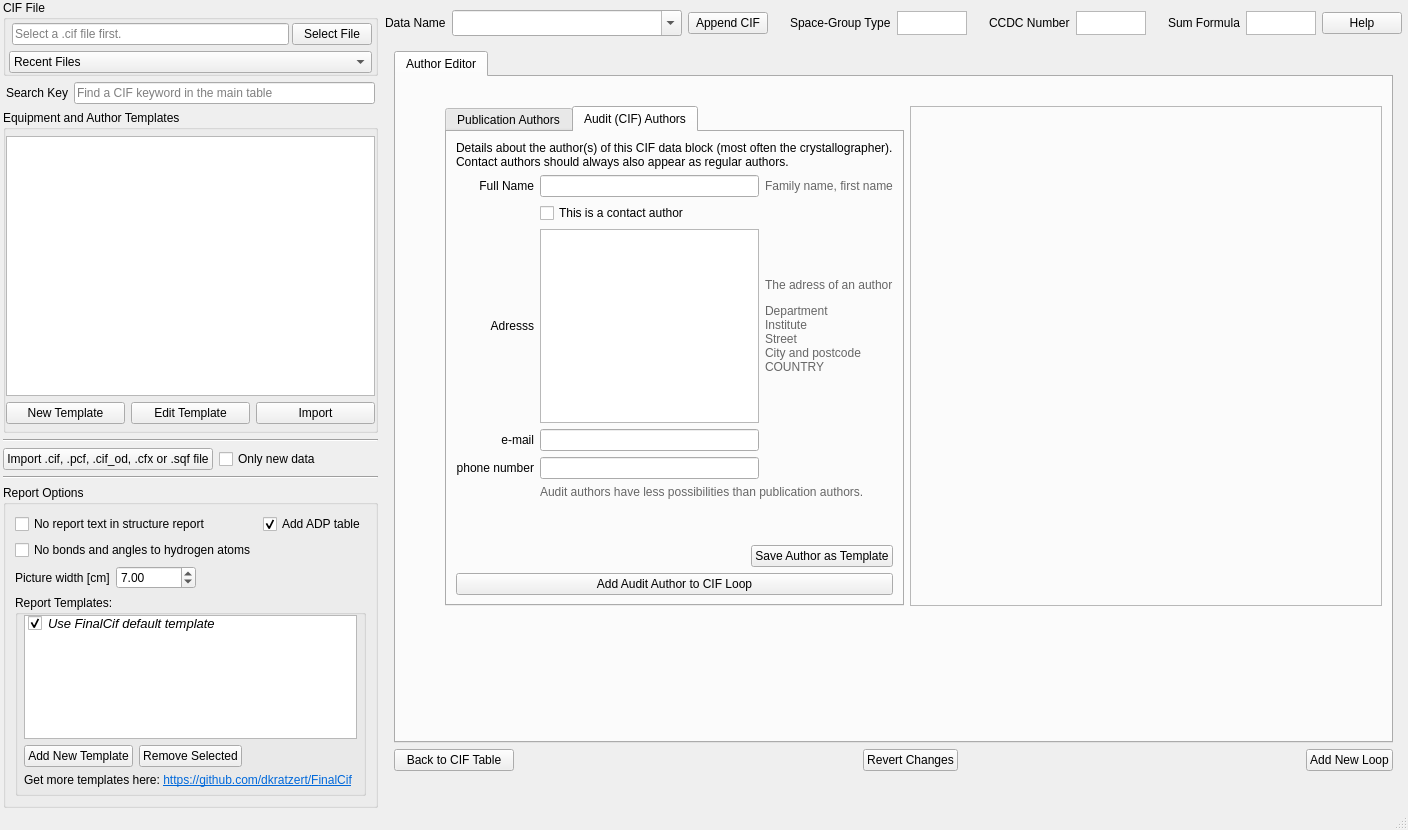
First picture: the form in finalcif/gui/finalcif_gui_ui.ui, repository dkratzert/FinalCif, before the edit.
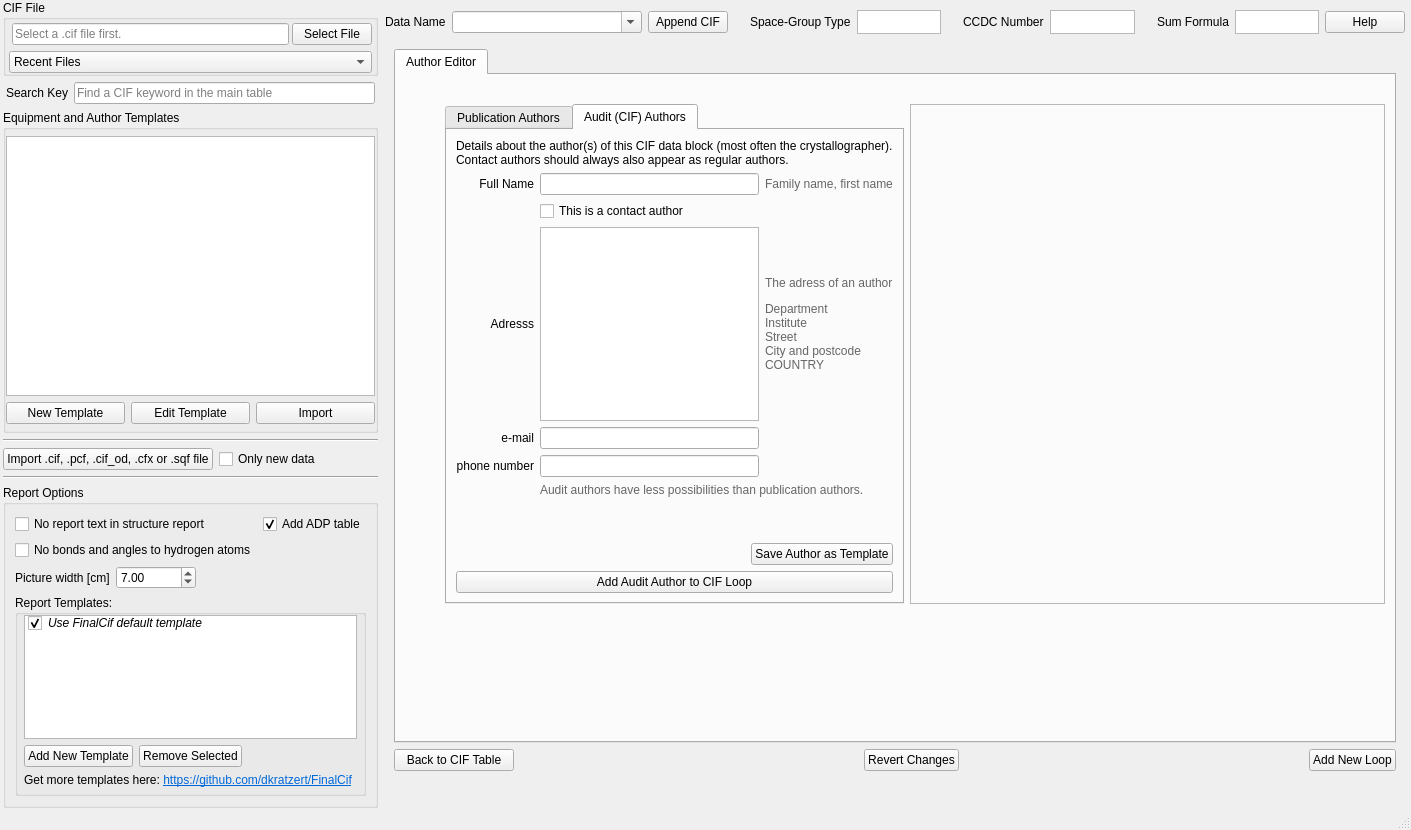
Second picture: the form after the edit. The open tabs and pages were chosen to show the change. Custom widgets are drawn as their Qt base class.

Commit message: Set font sizes in central place instead of the ui file

```diff
--- a/finalcif/gui/finalcif_gui_ui.ui
+++ b/finalcif/gui/finalcif_gui_ui.ui
@@ -7,7 +7,7 @@
    <rect>
     <x>0</x>
     <y>0</y>
-    <width>1394</width>
+    <width>1411</width>
     <height>830</height>
    </rect>
   </property>
@@ -576,13 +576,6 @@
                  </property>
                  <item>
                   <widget class="QListWidget" name="docxTemplatesListWidget">
-                   <property name="font">
-                    <font>
-                     <pointsize>10</pointsize>
-                     <weight>50</weight>
-                     <bold>false</bold>
-                    </font>
-                   </property>
                    <property name="sizeAdjustPolicy">
                     <enum>QAbstractScrollArea::AdjustToContents</enum>
                    </property>
@@ -819,12 +812,6 @@
            <height>24</height>
           </size>
          </property>
-         <property name="font">
-          <font>
-           <family>Arial</family>
-           <pointsize>11</pointsize>
-          </font>
-         </property>
          <property name="cursor" stdset="0">
           <cursorShape>IBeamCursor</cursorShape>
          </property>
@@ -2449,7 +2436,7 @@
                 <widget class="QTabWidget" name="authorEditTabWidget">
                  <property name="sizePolicy">
                   <sizepolicy hsizetype="Expanding" vsizetype="Expanding">
-                   <horstretch>40</horstretch>
+                   <horstretch>45</horstretch>
                    <verstretch>0</verstretch>
                   </sizepolicy>
                  </property>
@@ -2761,12 +2748,6 @@
                     <layout class="QVBoxLayout" name="verticalLayout_39">
                      <item alignment="Qt::AlignRight">
                       <widget class="QPushButton" name="SaveAuthorLoopToTemplateButton_cif">
-                       <property name="sizePolicy">
-                        <sizepolicy hsizetype="Fixed" vsizetype="Fixed">
-                         <horstretch>0</horstretch>
-                         <verstretch>0</verstretch>
-                        </sizepolicy>
-                       </property>
                        <property name="text">
                         <string>Save Author as Template</string>
                        </property>
@@ -2821,7 +2802,7 @@
                 <widget class="QFrame" name="frame_2">
                  <property name="sizePolicy">
                   <sizepolicy hsizetype="Expanding" vsizetype="Preferred">
-                   <horstretch>60</horstretch>
+                   <horstretch>55</horstretch>
                    <verstretch>0</verstretch>
                   </sizepolicy>
                  </property>
@@ -4076,12 +4057,6 @@
        </item>
        <item row="0" column="1">
         <widget class="QComboBox" name="datanameComboBox">
-         <property name="font">
-          <font>
-           <family>Arial</family>
-           <pointsize>11</pointsize>
-          </font>
-         </property>
          <property name="editable">
           <bool>true</bool>
          </property>
@@ -4116,12 +4091,6 @@
            <height>24</height>
           </size>
          </property>
-         <property name="font">
-          <font>
-           <family>Arial</family>
-           <pointsize>11</pointsize>
-          </font>
-         </property>
          <property name="cursor" stdset="0">
           <cursorShape>IBeamCursor</cursorShape>
          </property>
@@ -4162,12 +4131,6 @@
            <height>24</height>
           </size>
          </property>
-         <property name="font">
-          <font>
-           <family>Arial</family>
-           <pointsize>11</pointsize>
-          </font>
-         </property>
          <property name="cursor" stdset="0">
           <cursorShape>IBeamCursor</cursorShape>
          </property>
```
Left out of the diff: 35 changed lines with no effect on the pictures. The commit also changes 2 other files.
